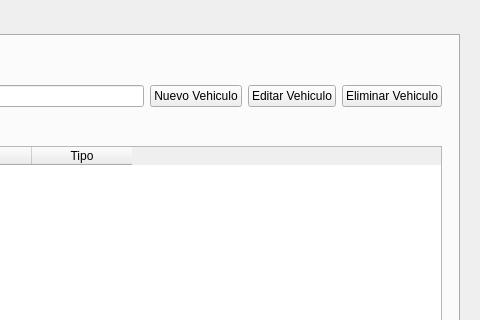
KeyHiro/TCSFP, file mainwindow.ui: the form before one commit; both pictures show x 211 to 691 and y 0 to 320 of the 691 by 455 pixel window.
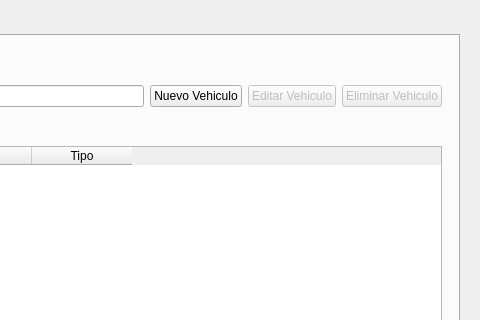
The form after the commit.

What changed in the file:
```diff
--- a/mainwindow.ui
+++ b/mainwindow.ui
@@ -102,16 +102,31 @@
        </item>
        <item>
         <widget class="QPushButton" name="btn_editar_ve">
+         <property name="enabled">
+          <bool>false</bool>
+         </property>
          <property name="toolTip">
           <string>&lt;html&gt;&lt;head/&gt;&lt;body&gt;&lt;p&gt;&lt;span style=&quot; color:#e8d823;&quot;&gt;Presiona para editar una fila&lt;/span&gt;&lt;/p&gt;&lt;/body&gt;&lt;/html&gt;</string>
          </property>
          <property name="text">
           <string>Editar Vehiculo</string>
          </property>
+         <property name="autoDefault">
+          <bool>false</bool>
+         </property>
+         <property name="default">
+          <bool>false</bool>
+         </property>
+         <property name="flat">
+          <bool>false</bool>
+         </property>
         </widget>
        </item>
        <item>
         <widget class="QPushButton" name="btn_eliminar_ve">
+         <property name="enabled">
+          <bool>false</bool>
+         </property>
          <property name="toolTip">
           <string>&lt;html&gt;&lt;head/&gt;&lt;body&gt;&lt;p&gt;&lt;span style=&quot; color:#e8d823;&quot;&gt;Presione para eliminar una fila&lt;/span&gt;&lt;/p&gt;&lt;/body&gt;&lt;/html&gt;</string>
          </property>
```
Left out of the diff: 31 changed lines with no effect on the pictures.
